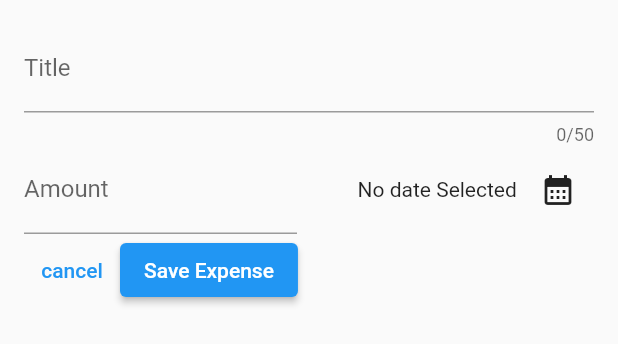
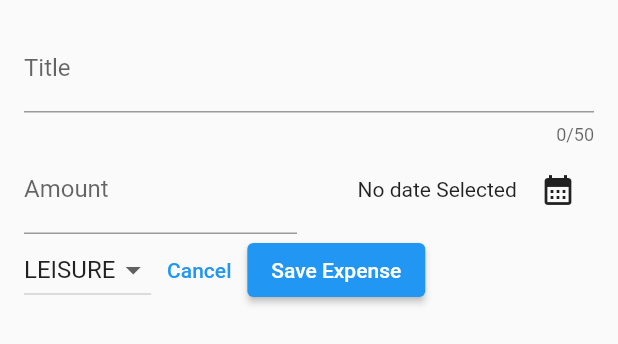
Before and after one commit to Sandipshrestha1/expenses_tracker, a Flutter app: the NewExpense widget shown alone on an empty page, opened directly, after a tap on "Save Expense", on a phone screen of 412 x 824 dp. Shown: the top 344 px of the screen. Run offline on Flutter 3.47's test engine with Material 3 defaults, Android fonts, the phone set to English and light mode, and no system bars.

```diff
--- a/lib/widgets/new_expense.dart
+++ b/lib/widgets/new_expense.dart
@@ -1,8 +1,9 @@
-import 'package:expense_tracker/models/expense.dart';
+import 'package:expense_tracker/models/expense.dart'; // Assuming you have ExpenseCategory defined in this file
 import 'package:flutter/material.dart';
+import 'package:intl/intl.dart';
 
 class NewExpense extends StatefulWidget {
-  const NewExpense({super.key});
+  const NewExpense({Key? key}) : super(key: key);
 
   @override
   State<NewExpense> createState() {
@@ -11,14 +12,11 @@ class NewExpense extends StatefulWidget {
 }
 
 class _NewExpenseState extends State<NewExpense> {
-  // var _enteredTitle = '';
-  // void _saveTitleInput(String inputvalue) {
-  //   _enteredTitle = inputvalue;
-  // }
-
   final _titleController = TextEditingController();
   final _amountController = TextEditingController();
   DateTime? _selectedDate;
+  ExpenseCategory _selectedCategory = ExpenseCategory.leisure;
+
   void _presentDatePicker() async {
     final now = DateTime.now();
     final firstDate = DateTime(now.year - 1, now.month, now.day);
@@ -30,9 +28,11 @@ class _NewExpenseState extends State<NewExpense> {
       lastDate: now,
     );
 
-    setState(() {
-      _selectedDate = pickedDate;
-    });
+    if (pickedDate != null) {
+      setState(() {
+        _selectedDate = pickedDate;
+      });
+    }
   }
 
   @override
@@ -49,12 +49,10 @@ class _NewExpenseState extends State<NewExpense> {
       child: Column(
         children: [
           TextField(
-            //  onChanged: _saveTitleInput,
-
             controller: _titleController,
             maxLength: 50,
             keyboardType: TextInputType.text,
-            decoration: InputDecoration(label: Text("Title")),
+            decoration: InputDecoration(labelText: "Title"),
           ),
           Row(
             children: [
@@ -64,7 +62,7 @@ class _NewExpenseState extends State<NewExpense> {
                   keyboardType: TextInputType.number,
                   decoration: InputDecoration(
                     prefixText: "NRS: ",
-                    label: Text("Amount"),
+                    labelText: "Amount",
                   ),
                 ),
               ),
@@ -76,9 +74,11 @@ class _NewExpenseState extends State<NewExpense> {
                   mainAxisAlignment: MainAxisAlignment.end,
                   crossAxisAlignment: CrossAxisAlignment.center,
                   children: [
-                    Text(_selectedDate == null
-                        ? " No date Selected "
-                        : formatter.format(_selectedDate!),),
+                    Text(
+                      _selectedDate == null
+                          ? " No date Selected "
+                          : DateFormat.yMd().format(_selectedDate!),
+                    ),
                     IconButton(
                       onPressed: _presentDatePicker,
                       icon: const Icon(
@@ -92,16 +92,41 @@ class _NewExpenseState extends State<NewExpense> {
           ),
           Row(
             children: [
+              DropdownButton<ExpenseCategory>(
+              value: _selectedCategory,
+              items: ExpenseCategory.values
+                    .map(
+                      (category) => DropdownMenuItem<ExpenseCategory>(
+                        value: category,
+                        child: Text(
+                          category.name.toUpperCase(),
+                        ),
+                      ),
+                    )
+                    .toList(),
+                onChanged: (value) {
+                  if (value == null) {
+                    return;
+                  }
+
+                  setState(() {
+                    _selectedCategory = value;
+                  });
+                },
+              ),
               TextButton(
                 onPressed: () {
                   Navigator.pop(context);
                 },
-                child: const Text("cancel"),
+                child: const Text("Cancel"),
               ),
               ElevatedButton(
                 onPressed: () {
                   print(_titleController.text);
                   print(_amountController.text);
+                  print(_selectedDate);                  print(_selectedCategory);
+                  print(_selectedCategory);
+
                 },
                 child: Text("Save Expense"),
               ),
```
